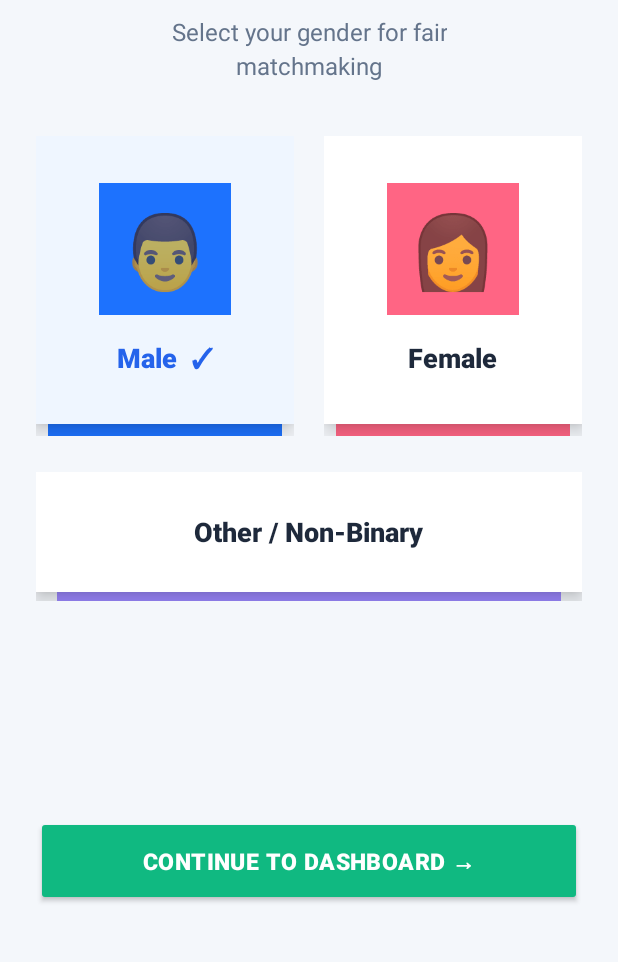
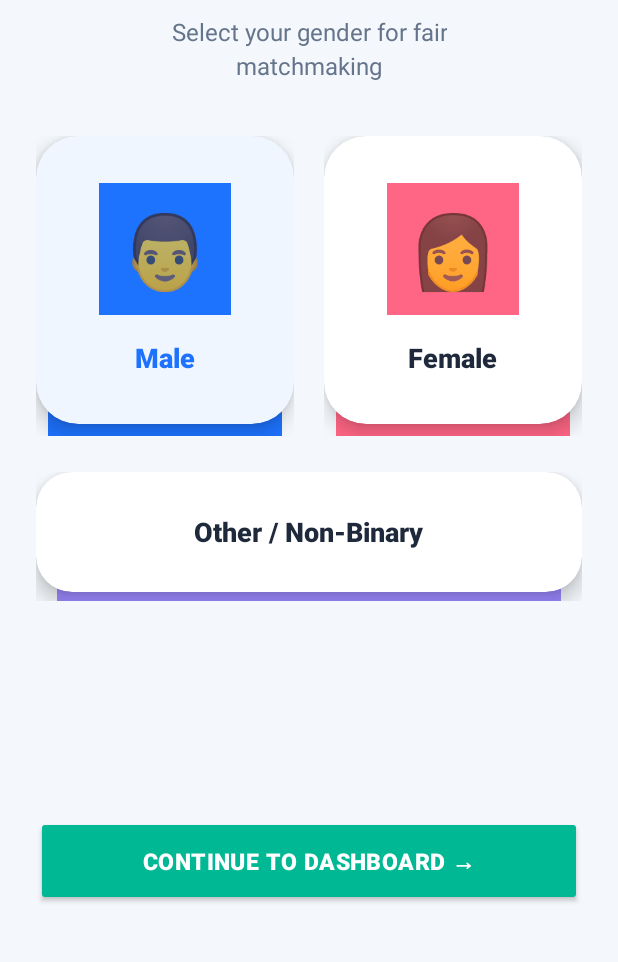
Before and after one commit to Roopnanda/english-talk-android, an Android app built with Jetpack Compose: the screen it shows after launch (MainActivity), after a tap on an icon or button, on a phone screen of 412 x 824 dp, the part 264-1226 px from its top. Run offline under Robolectric (Android 15) with nearby library versions, the light colour scheme and no system bars; our stand-ins replace AdMob; libraries missing offline, so code that uses them is left out: org.webrtc; pictures from the network do not load; 5 statements that could not run were skipped.

Commit message:
Refactor gender selection UI with CardView elements
Updated gender selection UI to use CardView for buttons and adjusted colors and visibility for better user experience.

```diff
--- a/app/src/main/java/com/englishtalk/app/MainActivity.kt
+++ b/app/src/main/java/com/englishtalk/app/MainActivity.kt
@@ -24,6 +24,7 @@ import android.os.PowerManager
 import android.view.View
 import android.view.WindowManager
 import android.widget.*
+import androidx.cardview.widget.CardView
 import androidx.core.app.ActivityCompat
 import androidx.core.content.ContextCompat
 import com.englishtalk.app.network.SignalingClient
@@ -81,10 +82,13 @@ class MainActivity : Activity(), SignalingClient.SignalingListener, SensorEventL
     private var layoutSearching: View? = null
     private var layoutCall: View? = null
 
-    // Dedicated Modern Gender Onboarding Elements (Rule 34 / Image 1 UI)
-    private var btnSelectMale: View? = null
-    private var btnSelectFemale: View? = null
-    private var btnSelectOther: View? = null
+    // Exact Image 1 Onboarding Card Elements (Rule 34)
+    private var btnSelectMale: CardView? = null
+    private var btnSelectFemale: CardView? = null
+    private var btnSelectOther: CardView? = null
+    private var lipMale: View? = null
+    private var lipFemale: View? = null
+    private var lipOther: View? = null
     private var tvMaleLabel: TextView? = null
     private var tvFemaleLabel: TextView? = null
     private var tvOtherLabel: TextView? = null
@@ -331,9 +335,9 @@ class MainActivity : Activity(), SignalingClient.SignalingListener, SensorEventL
             layoutBannerAd?.visibility = View.GONE // Ad-free onboarding
 
             btnConfirmGender?.isEnabled = false
-            btnConfirmGender?.text = "SELECT GENDER TO CONTINUE"
+            btnConfirmGender?.text = "CONTINUE TO DASHBOARD →"
             btnConfirmGender?.backgroundTintList = ColorStateList.valueOf(Color.parseColor("#CBD5E1"))
-            btnConfirmGender?.setTextColor(Color.parseColor("#64748B"))
+            btnConfirmGender?.setTextColor(Color.parseColor("#94A3B8"))
 
             setupOnboardingGenderListeners()
         } else {
@@ -347,43 +351,42 @@ class MainActivity : Activity(), SignalingClient.SignalingListener, SensorEventL
         fun updateGenderCardSelection(selectedGender: String) {
             tempSelectedGender = selectedGender
 
-            // Male Selection State
+            // Male Selection
             if (selectedGender == "MALE") {
-                btnSelectMale?.setBackgroundColor(Color.parseColor("#EFF6FF"))
-                tvMaleLabel?.setTextColor(Color.parseColor("#2563EB"))
-                tvMaleLabel?.text = "Male  ✓"
+                btnSelectMale?.setCardBackgroundColor(Color.parseColor("#F0F6FF"))
+                lipMale?.visibility = View.VISIBLE
+                tvMaleLabel?.setTextColor(Color.parseColor("#1D72FE"))
             } else {
-                btnSelectMale?.setBackgroundColor(Color.parseColor("#FFFFFF"))
+                btnSelectMale?.setCardBackgroundColor(Color.parseColor("#FFFFFF"))
+                lipMale?.visibility = View.VISIBLE
                 tvMaleLabel?.setTextColor(Color.parseColor("#1E293B"))
-                tvMaleLabel?.text = "Male"
             }
 
-            // Female Selection State
+            // Female Selection
             if (selectedGender == "FEMALE") {
-                btnSelectFemale?.setBackgroundColor(Color.parseColor("#FDF2F8"))
-                tvFemaleLabel?.setTextColor(Color.parseColor("#DB2777"))
-                tvFemaleLabel?.text = "Female  ✓"
+                btnSelectFemale?.setCardBackgroundColor(Color.parseColor("#FFF0F3"))
+                lipFemale?.visibility = View.VISIBLE
+                tvFemaleLabel?.setTextColor(Color.parseColor("#FF6584"))
             } else {
-                btnSelectFemale?.setBackgroundColor(Color.parseColor("#FFFFFF"))
+                btnSelectFemale?.setCardBackgroundColor(Color.parseColor("#FFFFFF"))
+                lipFemale?.visibility = View.VISIBLE
                 tvFemaleLabel?.setTextColor(Color.parseColor("#1E293B"))
-                tvFemaleLabel?.text = "Female"
             }
 
-            // Other Selection State
+            // Other Selection
             if (selectedGender == "OTHER") {
-                btnSelectOther?.setBackgroundColor(Color.parseColor("#FAF5FF"))
-                tvOtherLabel?.setTextColor(Color.parseColor("#7C3AED"))
-                tvOtherLabel?.text = "Other / Non-Binary  ✓"
+                btnSelectOther?.setCardBackgroundColor(Color.parseColor("#F6F3FF"))
+                lipOther?.visibility = View.VISIBLE
+                tvOtherLabel?.setTextColor(Color.parseColor("#9C88FF"))
             } else {
-                btnSelectOther?.setBackgroundColor(Color.parseColor("#FFFFFF"))
+                btnSelectOther?.setCardBackgroundColor(Color.parseColor("#FFFFFF"))
+                lipOther?.visibility = View.VISIBLE
                 tvOtherLabel?.setTextColor(Color.parseColor("#1E293B"))
-                tvOtherLabel?.text = "Other / Non-Binary"
             }
 
-            // Enable Vibrant CTA Button
+            // Activate Exact Emerald Pill CTA Button
             btnConfirmGender?.isEnabled = true
-            btnConfirmGender?.text = "CONTINUE TO DASHBOARD →"
-            btnConfirmGender?.backgroundTintList = ColorStateList.valueOf(Color.parseColor("#10B981"))
+            btnConfirmGender?.backgroundTintList = ColorStateList.valueOf(Color.parseColor("#00B894"))
             btnConfirmGender?.setTextColor(Color.WHITE)
         }
 
@@ -394,7 +397,7 @@ class MainActivity : Activity(), SignalingClient.SignalingListener, SensorEventL
         btnConfirmGender?.setOnClickListener {
             val finalChoice = tempSelectedGender ?: return@setOnClickListener
             prefs.edit().putString("user_gender", finalChoice).apply()
-            logEvent("Profile", "Gender permanently locked as $finalChoice via modern onboarding")
+            logEvent("Profile", "Gender permanently locked as $finalChoice via 1:1 Image 1 Layout")
 
             layoutGenderOnboarding?.visibility = View.GONE
             scrollDashboard?.visibility = View.VISIBLE
@@ -422,6 +425,9 @@ class MainActivity : Activity(), SignalingClient.SignalingListener, SensorEventL
         btnSelectMale = findViewById(R.id.btnSelectMale)
         btnSelectFemale = findViewById(R.id.btnSelectFemale)
         btnSelectOther = findViewById(R.id.btnSelectOther)
+        lipMale = findViewById(R.id.lipMale)
+        lipFemale = findViewById(R.id.lipFemale)
+        lipOther = findViewById(R.id.lipOther)
         tvMaleLabel = findViewById(R.id.tvMaleLabel)
         tvFemaleLabel = findViewById(R.id.tvFemaleLabel)
         tvOtherLabel = findViewById(R.id.tvOtherLabel)
```
